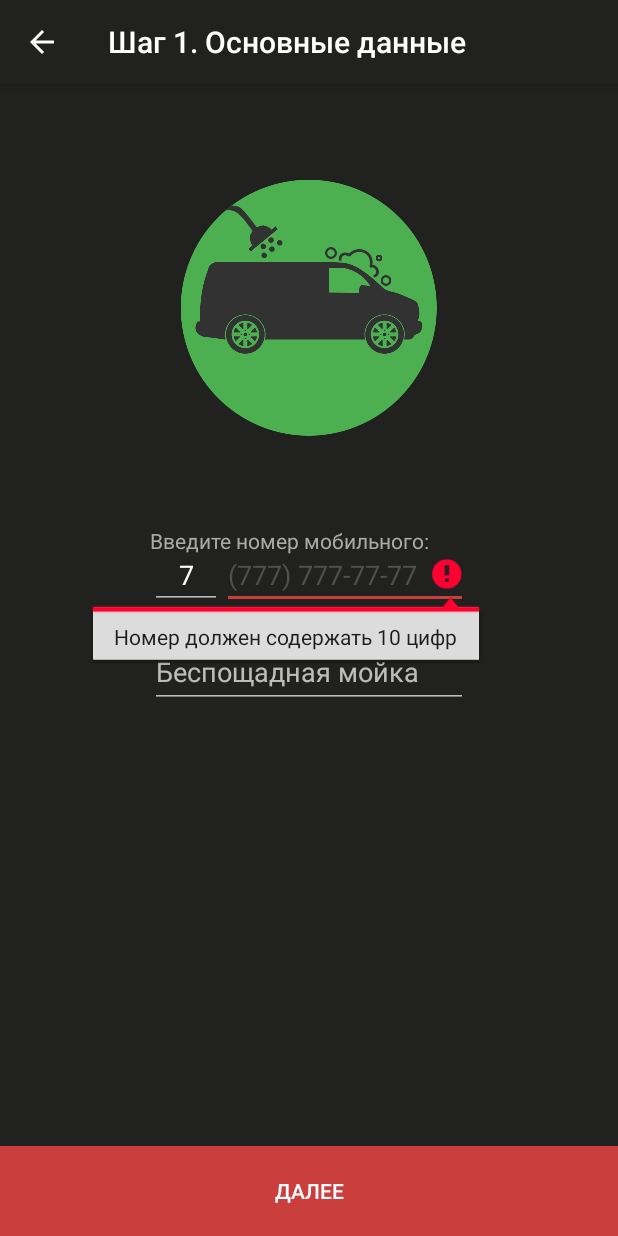
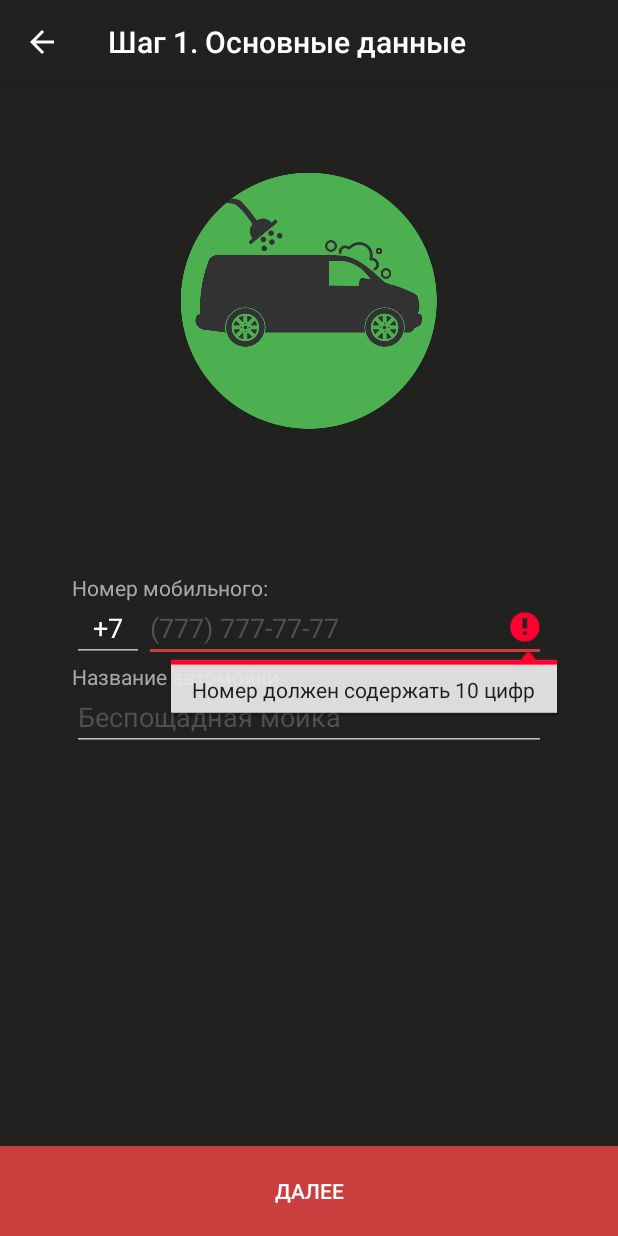
Before and after one commit to adashik/MrMoika, an Android app: the CarwashRegistration screen opened directly, with no data from a screen before it, after a tap on "ДАЛЕЕ", on a phone screen of 412 x 824 dp. Run offline under Robolectric (Android 15) with nearby library versions, the phone set to English and light mode, and no system bars.

Commit message:
Fixed layout for low-dpi devices

```diff
--- a/app/src/main/java/com/lessugly/mrmoika/registration/CarwashRegistration.java
+++ b/app/src/main/java/com/lessugly/mrmoika/registration/CarwashRegistration.java
@@ -4,6 +4,7 @@ package com.lessugly.mrmoika.registration;
 import android.app.AlertDialog;
 import android.content.Context;
 import android.content.DialogInterface;
+import android.content.res.Configuration;
 import android.os.Build;
 import android.support.v7.app.AppCompatActivity;
 import android.support.v7.widget.Toolbar;
@@ -13,13 +14,18 @@ import android.support.v4.app.FragmentPagerAdapter;
 import android.support.v4.view.ViewPager;
 import android.os.Bundle;
 import android.text.Editable;
+import android.text.TextUtils;
 import android.text.TextWatcher;
 import android.view.LayoutInflater;
+import android.view.Menu;
+import android.view.MenuItem;
 import android.view.View;
 import android.view.ViewGroup;
+import android.view.WindowManager;
 import android.view.inputmethod.InputMethodManager;
 import android.widget.Button;
 import android.widget.EditText;
+import android.widget.Toast;
 
 import com.google.android.gms.maps.CameraUpdateFactory;
 import com.google.android.gms.maps.GoogleMap;
@@ -32,7 +38,7 @@ import com.lessugly.mrmoika.util.PhoneFormatting;
 
 public class CarwashRegistration extends AppCompatActivity {
 
-    private ViewPager mViewPager;
+    private ViewPager viewPager;
     private static Toolbar toolbar;
 
     @Override
@@ -47,24 +53,24 @@ public class CarwashRegistration extends AppCompatActivity {
         toolbar.setNavigationOnClickListener(new View.OnClickListener() {
             @Override
             public void onClick(View v) {
-                int currentPage = mViewPager.getCurrentItem();
+                int currentPage = viewPager.getCurrentItem();
                 switch (currentPage) {
                     case 0:
                         openQuitDialog();
                         break;
                     case 1:
-                        mViewPager.setCurrentItem(currentPage - 1);
+                        viewPager.setCurrentItem(currentPage - 1);
                         break;
                     case 2:
-                        mViewPager.setCurrentItem(currentPage - 1);
+                        viewPager.setCurrentItem(currentPage - 1);
                         break;
                 }
             }
         });
         SectionsPagerAdapter mSectionsPagerAdapter = new SectionsPagerAdapter(getSupportFragmentManager());
-        mViewPager = (ViewPager) findViewById(R.id.container);
-        mViewPager.setAdapter(mSectionsPagerAdapter);
-        mViewPager.addOnPageChangeListener(new ViewPager.OnPageChangeListener() {
+        viewPager = (ViewPager) findViewById(R.id.container);
+        viewPager.setAdapter(mSectionsPagerAdapter);
+        viewPager.addOnPageChangeListener(new ViewPager.OnPageChangeListener() {
             @Override
             public void onPageScrolled(int position, float positionOffset, int positionOffsetPixels) {
 
@@ -94,7 +100,6 @@ public class CarwashRegistration extends AppCompatActivity {
             }
         });
 
-
         buttonNext.setOnClickListener(new View.OnClickListener() {
             @Override
             public void onClick(View v) {
@@ -103,30 +108,75 @@ public class CarwashRegistration extends AppCompatActivity {
                     InputMethodManager imm = (InputMethodManager) getSystemService(Context.INPUT_METHOD_SERVICE);
                     imm.hideSoftInputFromWindow(view.getWindowToken(), InputMethodManager.HIDE_NOT_ALWAYS);
                 }
-                if (mViewPager.getCurrentItem()==0 && FirstStep.getPhoneNumber().getText().length()!=15){
-                        FirstStep.getPhoneNumber().setError("Номер должен содержать 10 цифр");
-                        FirstStep.getPhoneNumber().requestFocus();
-                    }
+                if (viewPager.getCurrentItem()==0) attemptMoveToStepTwo();
                 else
-                mViewPager.setCurrentItem(mViewPager.getCurrentItem() + 1, true);
+                viewPager.setCurrentItem(viewPager.getCurrentItem() + 1, true);
             }
         });
 
+    }
 
+    @Override
+    public boolean onCreateOptionsMenu(Menu menu) {
+        // Inflate the menu; this adds items to the action bar if it is present.
+        getMenuInflater().inflate(R.menu.menu_registration, menu);
+        return true;
+    }
 
+    @Override
+    public boolean onOptionsItemSelected(MenuItem item) {
+        // Handle action bar item clicks here. The action bar will
+        // automatically handle clicks on the Home/Up button, so long
+        // as you specify a parent activity in AndroidManifest.xml.
+        int id = item.getItemId();
+
+        //noinspection SimplifiableIfStatement
+        if (id == R.id.action_registration) {
+            attemptMoveToStepTwo();
+            return true;
+        }
+        return super.onOptionsItemSelected(item);
     }
+    private void attemptMoveToStepTwo() {
+        EditText carwashName = FirstStep.getCarwashName();
+        EditText carwashPhone = FirstStep.getCarwashPhone();
+        carwashName.setError(null);
+        carwashPhone.setError(null);
+        String name = carwashName.getText().toString();
+        String phone = carwashPhone.getText().toString();
+
+        boolean cancel = false;
+        View focusView = null;
+
+        if (phone.length() != 15){
+            carwashPhone.setError(getString(R.string.error_wrong_phone_number));
+            focusView = carwashPhone;
+            cancel = true;
+        }
+        else
+        if (TextUtils.isEmpty(name)){
+            carwashName.setError(getString(R.string.error_empty_carwash_name));
+            focusView = carwashName;
+            cancel = true;
+        }
+
+        if (cancel) focusView.requestFocus();
+        else
+            viewPager.setCurrentItem(viewPager.getCurrentItem() + 1, true);
+    }
+
     @Override
     public void onBackPressed() {
-        int currentPage = mViewPager.getCurrentItem();
+        int currentPage = viewPager.getCurrentItem();
         switch (currentPage) {
             case 0:
                 openQuitDialog();
                 break;
             case 1:
-                mViewPager.setCurrentItem(currentPage - 1);
+                viewPager.setCurrentItem(currentPage - 1);
                 break;
             case 2:
-                mViewPager.setCurrentItem(currentPage - 1);
+                viewPager.setCurrentItem(currentPage - 1);
                 break;
         }
     }
@@ -185,7 +235,8 @@ public class CarwashRegistration extends AppCompatActivity {
      */
     public static class FirstStep extends Fragment {
 
-        private static EditText phoneNumber;
+        private static EditText carwashPhone;
+        private static EditText carwashName;
 
         public static FirstStep newInstance() {
             return new FirstStep();
@@ -200,15 +251,19 @@ public class CarwashRegistration extends AppCompatActivity {
         int mAfter;
 
 
-        public static EditText getPhoneNumber() {
-            return phoneNumber;
+        public static EditText getCarwashPhone() {
+            return carwashPhone;
+        }
+        public static EditText getCarwashName() {
+            return carwashName;
         }
 
         @Override
         public View onCreateView(final LayoutInflater inflater, ViewGroup container,
                                  Bundle savedInstanceState) {
             View rootView = inflater.inflate(R.layout.fragment_carwash_registration_first, container, false);
-            phoneNumber = (EditText) rootView.findViewById(R.id.carwashPhone);
+            carwashName = (EditText) rootView.findViewById(R.id.carwashName);
+            carwashPhone = (EditText) rootView.findViewById(R.id.carwashPhone);
             textWatcher = new TextWatcher() {
                 @Override
                 public void beforeTextChanged(CharSequence s, int start, int count, int after) {
@@ -224,15 +279,16 @@ public class CarwashRegistration extends AppCompatActivity {
 
                 @Override
                 public void afterTextChanged(Editable s) {
-                    phoneNumber.removeTextChangedListener(textWatcher);
-                    phoneNumber.setText((String) PhoneFormatting.formatPhone(s, mStart, mCount, mAfter).get("phone"));
-                    phoneNumber.setSelection((int) PhoneFormatting.formatPhone(s, mStart, mCount, mAfter).get("selection"));
-                    phoneNumber.addTextChangedListener(textWatcher);
+                    carwashPhone.removeTextChangedListener(textWatcher);
+                    carwashPhone.setText((String) PhoneFormatting.formatPhone(s, mStart, mCount, mAfter).get("phone"));
+                    carwashPhone.setSelection((int) PhoneFormatting.formatPhone(s, mStart, mCount, mAfter).get("selection"));
+                    carwashPhone.addTextChangedListener(textWatcher);
                 }
             };
-            phoneNumber.addTextChangedListener(textWatcher);
+            carwashPhone.addTextChangedListener(textWatcher);
             return rootView;
         }
+
     }
     public static class SecondStep extends Fragment implements OnMapReadyCallback {
 
--- a/app/src/main/res/layout/activity_carwash_registration.xml
+++ b/app/src/main/res/layout/activity_carwash_registration.xml
@@ -6,9 +6,10 @@
     android:paddingLeft="@dimen/activity_horizontal_margin"
     android:paddingRight="@dimen/activity_horizontal_margin"
     android:paddingTop="@dimen/activity_vertical_margin"
+    android:background="@drawable/background_carwash_registration"
     android:paddingBottom="@dimen/activity_vertical_margin"
     tools:context="com.lessugly.mrmoika.registration.CarwashRegistration"
-    android:background="@drawable/background_carwash_registration">
+    >
 
     <android.support.design.widget.AppBarLayout android:id="@+id/appbar"
         android:layout_width="match_parent" android:layout_height="wrap_content"
--- a/app/src/main/res/layout/activity_main.xml
+++ b/app/src/main/res/layout/activity_main.xml
@@ -14,7 +14,7 @@
         android:layout_height="wrap_content"
         android:text="@string/car_registration"
         android:id="@+id/carRegButton"
-        android:layout_marginBottom="209dp"
+        android:layout_marginBottom="120dp"
         android:layout_alignParentBottom="true"
         android:layout_centerHorizontal="true"
         android:background="@drawable/button_next"/>
@@ -36,7 +36,7 @@
         android:id="@+id/logo_main"
         android:layout_alignParentTop="true"
         android:layout_centerHorizontal="true"
-        android:layout_marginTop="120dp"
+        android:layout_marginTop="115dp"
         android:contentDescription="logo"
         android:background="@drawable/logo_main" />
 </RelativeLayout>
--- a/app/src/main/res/layout/fragment_carwash_registration_first.xml
+++ b/app/src/main/res/layout/fragment_carwash_registration_first.xml
@@ -6,13 +6,19 @@
     android:paddingBottom="@dimen/activity_vertical_margin"
     tools:context="com.lessugly.mrmoika.registration.CarwashRegistration.FirstStep">
 
+    <ScrollView
+        android:layout_width="match_parent"
+        android:layout_height="match_parent">
+        <RelativeLayout
+            android:layout_width="match_parent"
+            android:layout_height="match_parent">
     <ImageView
         android:layout_width="wrap_content"
         android:layout_height="wrap_content"
         android:id="@+id/logo_main"
         android:layout_alignParentTop="true"
         android:layout_centerHorizontal="true"
-        android:layout_marginTop="120dp"
+        android:layout_marginTop="115dp"
         android:contentDescription="logo"
         android:background="@drawable/logo_carwash" />
 
@@ -22,10 +28,10 @@
         android:layout_alignParentStart="true"
         android:layout_below="@+id/logo_main"
         android:layout_alignParentBottom="true"
-        android:layout_marginBottom="80dp"
-        android:layout_marginRight="100dp"
-        android:layout_marginLeft="100dp"
-        android:layout_marginTop="60dp">
+        android:layout_marginBottom="48dp"
+        android:layout_marginRight="48dp"
+        android:layout_marginLeft="48dp"
+        android:layout_marginTop="48dp">
 
         <TextView
             android:layout_width="wrap_content"
@@ -42,11 +48,11 @@
             android:layout_alignParentTop="true"
             android:layout_alignParentStart="true"
             android:textAlignment="center"
-            android:inputType="number"
-            android:maxLength="1"
-            android:text="7"
-            android:paddingTop="20dp"
-            />
+            android:inputType="none"
+            android:editable="false"
+            android:maxLength="2"
+            android:text="+7"
+            android:paddingTop="24dp" />
         <EditText
             android:layout_width="fill_parent"
             android:layout_height="wrap_content"
@@ -57,11 +63,11 @@
             android:textColorHint="@color/text_hint"
             android:maxLength="15"
             android:hint="@string/phone_hint"
-            android:paddingTop="20dp"
+            android:paddingTop="24dp"
             android:layout_marginLeft="48dp"
             android:text=""
             ><requestFocus/></EditText>
-      <!--
+
         <TextView
             android:layout_width="wrap_content"
             android:layout_height="wrap_content"
@@ -70,24 +76,22 @@
             android:layout_below="@+id/carwashPhone"
             android:layout_alignParentStart="true"
             android:textColor="@color/text_secondary" />
-        -->
-        <android.support.design.widget.TextInputLayout
-            android:layout_width="fill_parent"
-            android:layout_height="wrap_content"
-            android:layout_below="@+id/carwashPhone"
-            android:paddingTop="10dp">
+
+
             <EditText
                 android:layout_width="fill_parent"
                 android:layout_height="wrap_content"
                 android:id="@+id/carwashName"
                 android:layout_below="@+id/carwashPhone"
                 android:layout_alignParentStart="true"
+                android:paddingTop="24dp"
                 android:inputType="text"
                 android:text=""
                 android:hint="@string/carwash_name_hint"
                 android:textColorHint="@color/text_hint"/>
-        </android.support.design.widget.TextInputLayout>
+
     </RelativeLayout>
-
+        </RelativeLayout>>
+    </ScrollView>
 
 </RelativeLayout>
--- /dev/null
+++ b/app/src/main/res/menu/menu_registration.xml
@@ -0,0 +1,11 @@
+<?xml version="1.0" encoding="utf-8"?>
+<menu xmlns:android="http://schemas.android.com/apk/res/android"
+    xmlns:app="http://schemas.android.com/apk/res-auto">
+    <item
+        android:id="@+id/action_registration"
+        android:title="@string/action_registration"
+        android:orderInCategory="100"
+        android:icon="@drawable/ic_done"
+        android:visible="false"
+        app:showAsAction="always" />
+</menu>
--- a/app/src/main/res/values/strings.xml
+++ b/app/src/main/res/values/strings.xml
@@ -3,9 +3,9 @@
     <string name="car_registration">Я автовладелец</string>
     <string name="wash">Я хозяин мойки</string>
     <string name="title_activity_carwash_registration">CarwashRegistration</string>
-    <string name="phone">Введите номер мобильного:</string>
+    <string name="phone">Номер мобильного:</string>
     <string name="phone_hint">(777) 777-77-77</string>
-    <string name="carwash_name">Название:</string>
+    <string name="carwash_name">Название автомойки:</string>
     <string name="carwash_name_hint">Беспощадная мойка</string>
     <string name="step_one">Шаг 1. Основные данные</string>
     <string name="step_two">Шаг 2. Местоположение мойки</string>
@@ -15,5 +15,8 @@
     <string name="no">Нет</string>
     <string name="registration_button_confirm">Завершить регистрацию</string>
     <string name="registration_button_next">Далее</string>
+    <string name="error_empty_carwash_name">Это поле не может быть пустым</string>
+    <string name="error_wrong_phone_number">Номер должен содержать 10 цифр</string>
+    <string name="action_registration">Далее</string>
 
 </resources>
```
Also changed, not shown: app/src/main/res/drawable-xxhdpi/ic_done.png (added).
